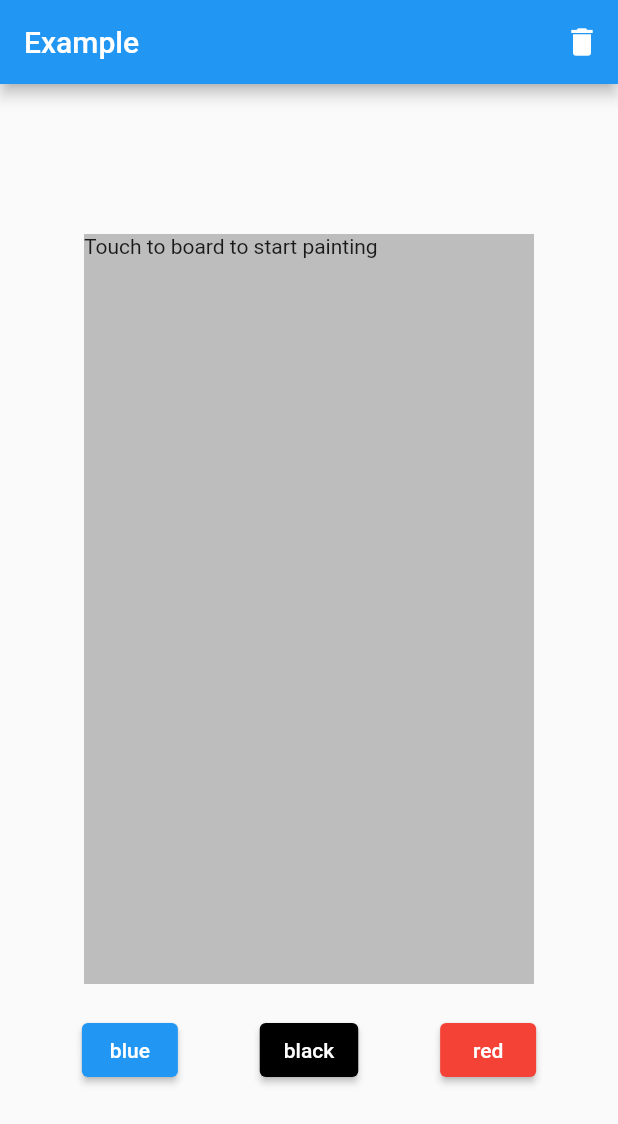
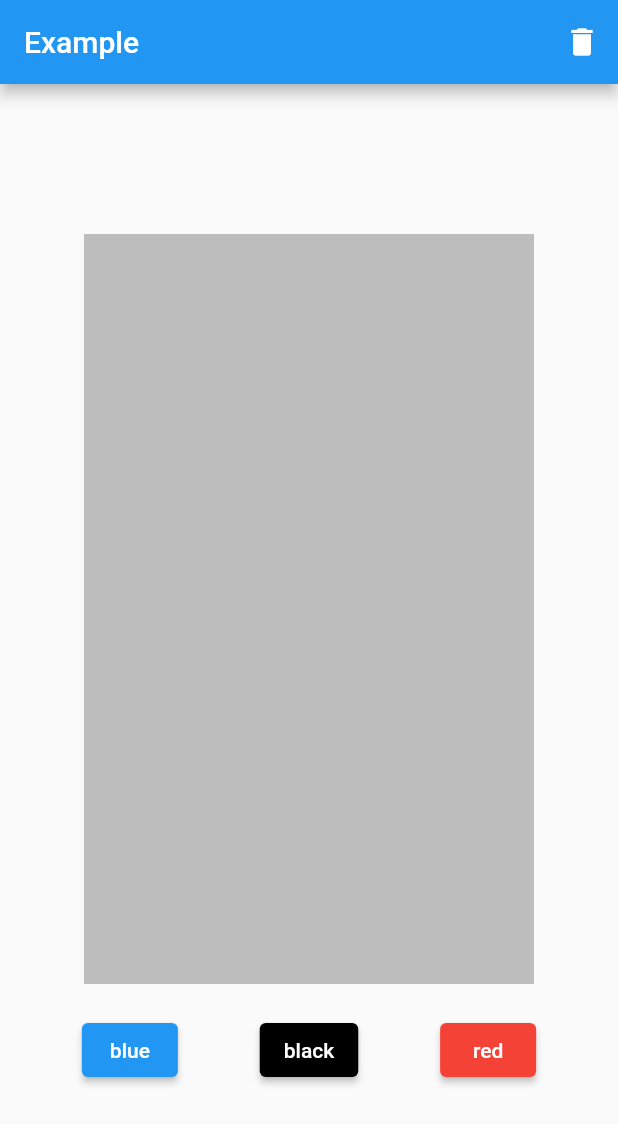
Before and after one commit to vieiragabrielalessio/flutter_painting_tools, a Flutter app: the screen it shows after launch, on a phone screen of 412 x 824 dp. Shown: the top 1124 px of the screen. Run offline on Flutter 3.47's test engine with Material 2 defaults, Android fonts, the phone set to English and light mode, and no system bars; our stand-ins replace bloc, flutter_bloc.

Commit message:
final updates

```diff
--- a/lib/flutter_painting_tools.dart
+++ b/lib/flutter_painting_tools.dart
@@ -1,4 +1,5 @@
 library flutter_painting_tools;
 
 export 'logic/painting_board_controller/painting_board_controller.dart';
+export 'logic/painting_board_controller/painting_board_controller_event.dart';
 export 'presentation/widgets/painting_board.dart';
--- a/lib/logic/painting_board/painting_board_state.dart
+++ b/lib/logic/painting_board/painting_board_state.dart
@@ -1,19 +1,23 @@
 import 'package:flutter_painting_tools/data/models/painting_board_point.dart';
 
-abstract class PaintingBoardState {}
+abstract class PaintingBoardState {
+  PaintingBoardState(this.points);
+
+  /// The list of point used to represent the painting.
+  final List<PaintingBoardPoint?> points;
+}
 
 /// The intial state of the painting board.
 ///
 /// The board is empty.
-class PaintingBoardInitial extends PaintingBoardState {}
+class PaintingBoardInitial extends PaintingBoardState {
+  PaintingBoardInitial() : super(<PaintingBoardPoint?>[]);
+}
 
 /// The state emitted when the painting board contains at least
 /// one point, so the user is currently painting.
 ///
 /// The board is not empty.
 class PaintingBoardInProgress extends PaintingBoardState {
-  PaintingBoardInProgress(this.points);
-
-  /// The list of point used to represent the painting.
-  final List<PaintingBoardPoint?> points;
+  PaintingBoardInProgress(List<PaintingBoardPoint?> points) : super(points);
 }
--- a/lib/presentation/widgets/painting_board.dart
+++ b/lib/presentation/widgets/painting_board.dart
@@ -88,12 +88,9 @@ class PaintingBoard extends StatelessWidget {
                 child: BlocBuilder<PaintingBoardBloc, PaintingBoardState>(
                   bloc: BlocProvider.of<PaintingBoardBloc>(context),
                   builder: (BuildContext context, PaintingBoardState state) =>
-                      state is PaintingBoardInProgress
-                          ? CustomPaint(
-                              painter: PaintingBoardPainter(state.points),
-                            )
-                          // ! TO FIX: this text can't be wrapped with center because of a bug
-                          : const Text('Touch to board to start painting'),
+                      CustomPaint(
+                    painter: PaintingBoardPainter(state.points),
+                  ),
                 ),
               ),
             ),
```
